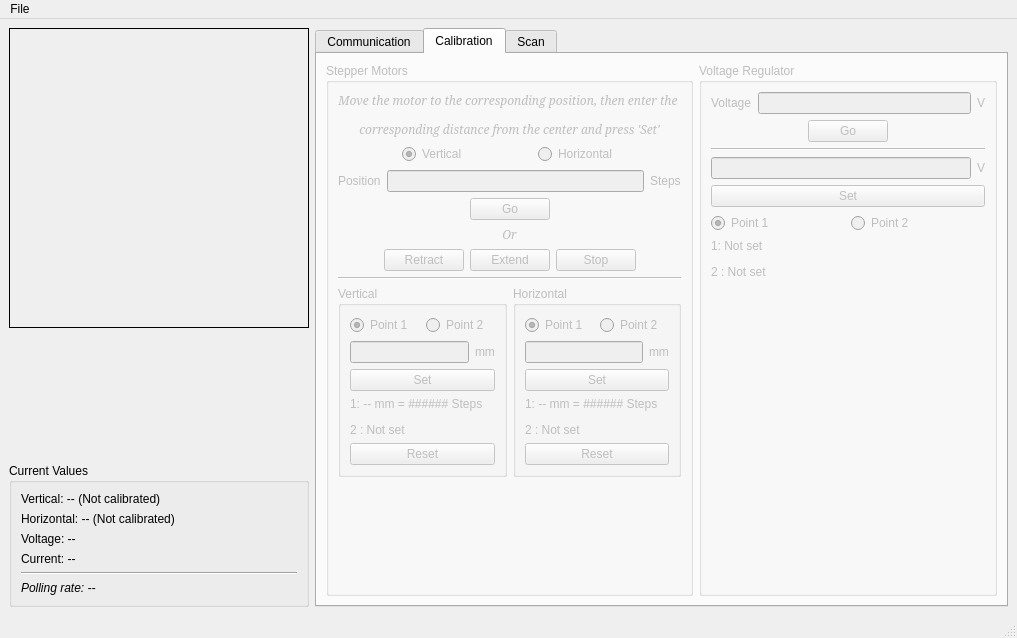
Above: designer/MainWindow.ui from DanielWinklehner/emittance-scanner-daq before the change. Below: the same form after it.
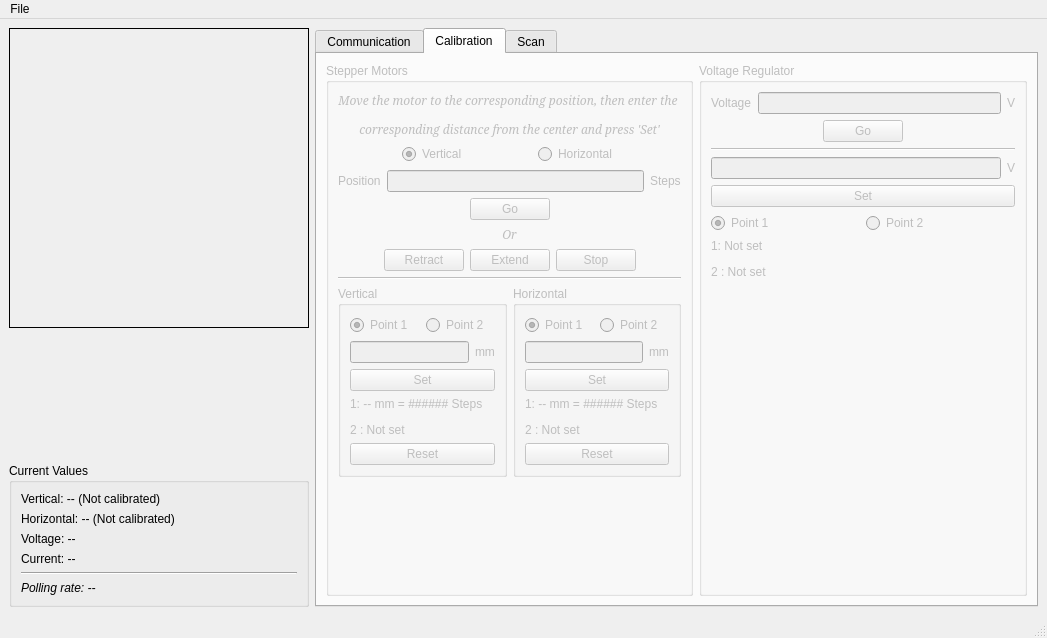
That is the form after the change. The open tabs and pages were chosen to show the change. Icons and pictures are not drawn.

Commit message: fix creator bug disabling calibration buttons

What changed in the file:
```diff
--- a/designer/MainWindow.ui
+++ b/designer/MainWindow.ui
@@ -9,7 +9,7 @@
    <rect>
     <x>0</x>
     <y>0</y>
-    <width>1017</width>
+    <width>1047</width>
     <height>638</height>
    </rect>
   </property>
@@ -1621,7 +1621,7 @@
     <rect>
      <x>0</x>
      <y>0</y>
-     <width>1017</width>
+     <width>1047</width>
      <height>26</height>
     </rect>
    </property>
```
Left out of the diff: 3 changed lines with no effect on the pictures. The commit also changes 1 other file.
